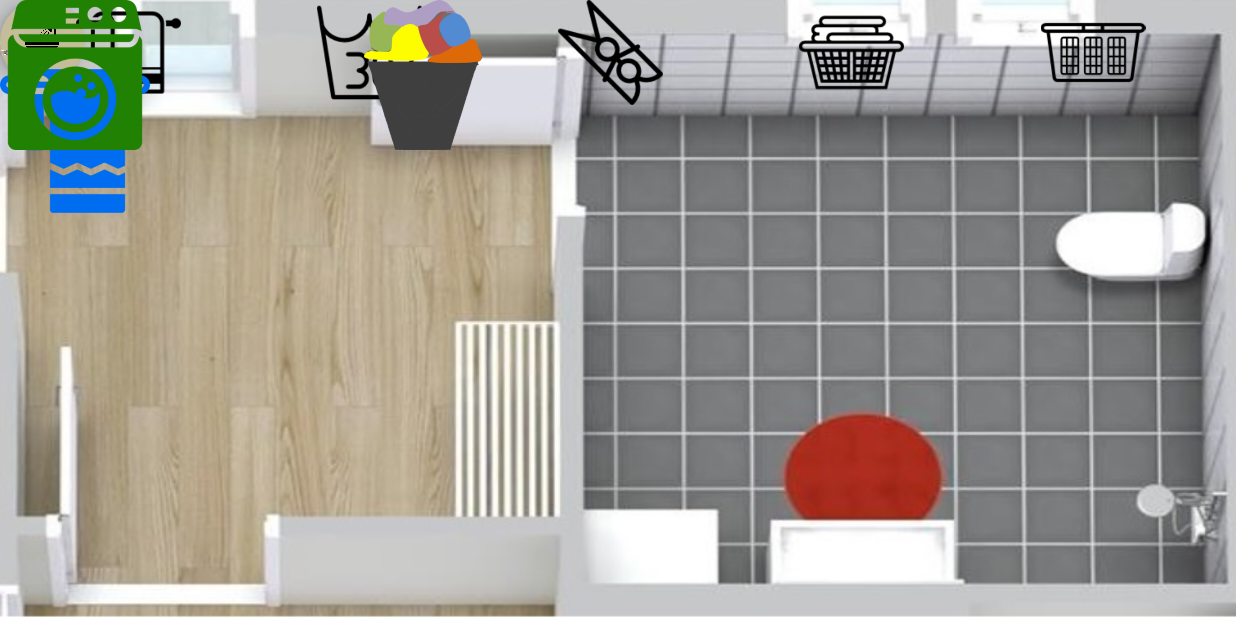
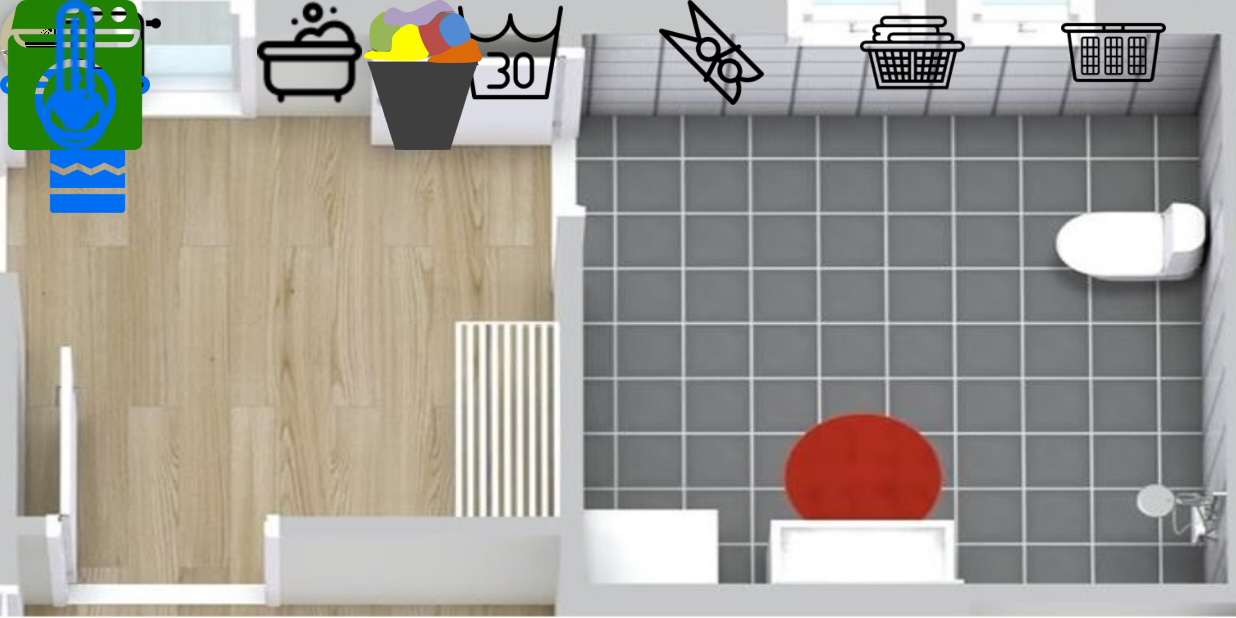
Before and after one commit to Zerakul/SmartyHomey, an Android app: the BathRoomActivity screen opened directly, with no data from a screen before it, on a phone screen of 824 x 412 dp (held sideways). Run offline under Robolectric (Android 15) with nearby library versions, the phone set to English and light mode, and no system bars; libraries missing offline, so code that uses them is left out: com.github.fafaldo.fabtoolbar; plain views replace FABToolbarLayout; 2 statements that could not run were skipped.

Commit message:
Final Bathroom Activity

```diff
--- a/app/src/main/res/layout/bath_room_activity.xml
+++ b/app/src/main/res/layout/bath_room_activity.xml
@@ -70,6 +70,13 @@
                 android:layout_width="0dp"
                 android:layout_height="match_parent"
                 android:layout_weight="0.1"
+                android:onClick="heatBath"
+                android:src ="@drawable/bathtub"/>
+
+            <ImageView
+                android:layout_width="0dp"
+                android:layout_height="match_parent"
+                android:layout_weight="0.1"
                 android:onClick="startWashingActivity"
                 android:src ="@drawable/start_washing"/>
 
@@ -128,7 +135,20 @@
             android:layout_alignParentStart="true" />
 
 
+        <ImageView
+            android:id="@+id/bathTemprature"
+            android:layout_width="100dp"
+            android:layout_height="100dp"
+            android:layout_marginBottom="57dp"
+            android:layout_marginEnd="34dp"
+            android:onClick="startHeatingBath"
+            android:src="@drawable/cold_temperature"
+            android:tag="cold"
+            android:layout_above="@+id/fabtoolbar_toolbar"
+            android:layout_alignParentEnd="true" />
 
     </com.github.fafaldo.fabtoolbar.widget.FABToolbarLayout>
 
+
+
 </RelativeLayout>
```
Also changed, not shown: app/src/main/AndroidManifest.xml (+5 -5 lines), app/src/main/java/com/homey/smarty/smartyhomey/BathRoomActivity.java (+29 -0 lines), app/src/main/res/drawable/bathtub.png (added).
